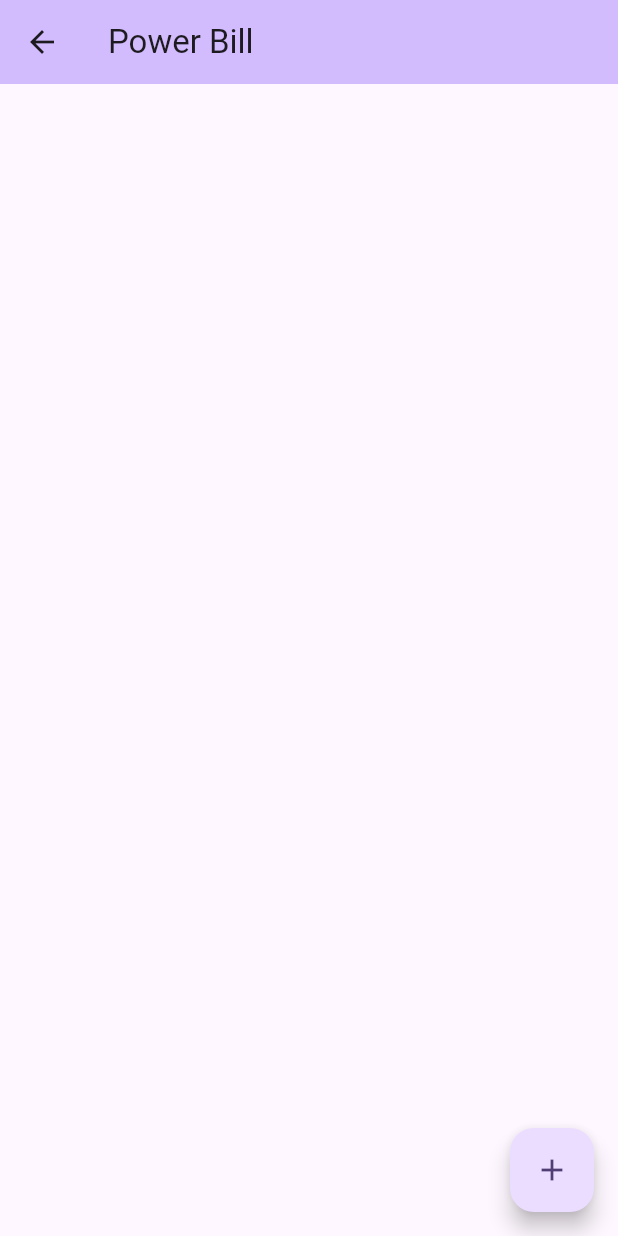
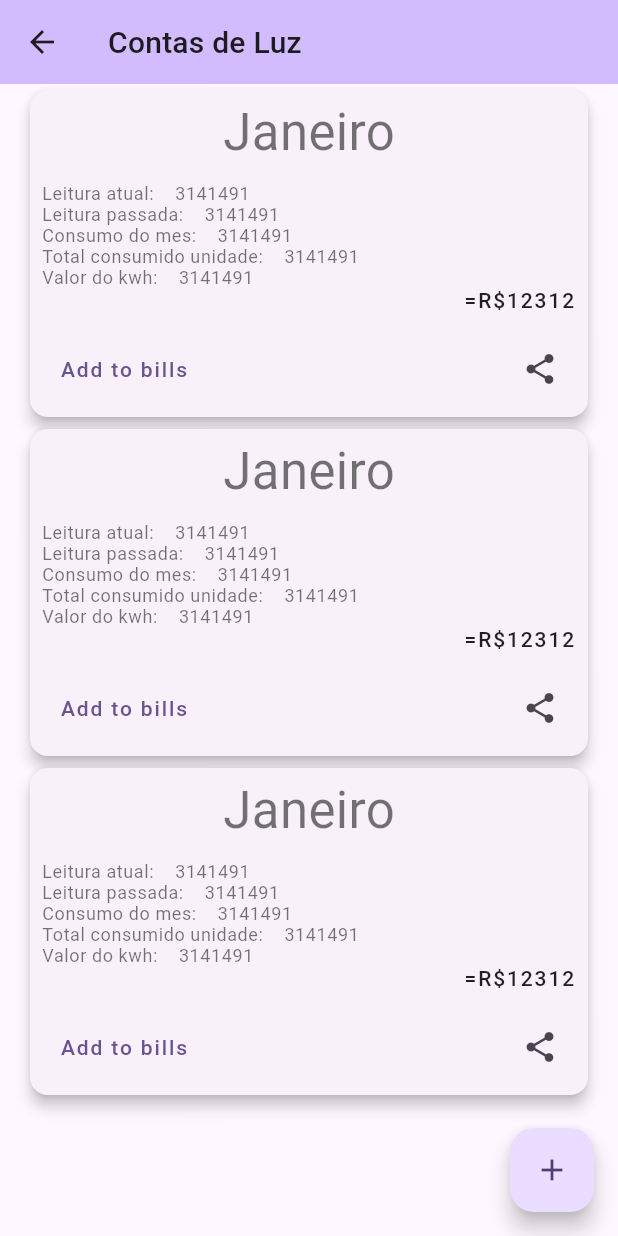
Before and after one commit to gabrielbmoro/pocketNote, a Flutter app: the PowerBillScreen screen opened by its route, on a phone screen of 412 x 824 dp. Run offline on Flutter 3.47's test engine with Material 3 defaults, Android fonts, the phone set to English and light mode, and no system bars; our stand-ins replace auto_route, equatable, get_it, injectable, mobx; generated files the repository leaves out were written again.

Commit message:
Power bill cards

```diff
--- a/src/pocket_note/lib/core/pocket_note_app.dart
+++ b/src/pocket_note/lib/core/pocket_note_app.dart
@@ -15,6 +15,7 @@ class PocketNoteApp extends StatelessWidget {
       theme: ThemeData(
         colorScheme: ColorScheme.fromSeed(seedColor: Colors.deepPurple),
         useMaterial3: true,
+        typography: Typography()
       ),
       routerConfig: _appRouter.config(),
     );
--- a/src/pocket_note/lib/ui/screens/powerbill/power_bill_screen.dart
+++ b/src/pocket_note/lib/ui/screens/powerbill/power_bill_screen.dart
@@ -2,6 +2,7 @@ import 'package:auto_route/auto_route.dart';
 import 'package:flutter/material.dart';
 import 'package:pocket_note/core/navigation/app_router.dart';
 import 'package:pocket_note/ui/widgets/custom_scaffold.dart';
+import 'package:pocket_note/ui/widgets/power_bill_card.dart';
 
 @RoutePage()
 class PowerBillScreen extends StatelessWidget {
@@ -12,9 +13,15 @@ class PowerBillScreen extends StatelessWidget {
     StackRouter router = AutoRouter.of(context);
     return CustomScaffold(
       hasBackArrow: true,
-      appBarTitle: "Power Bill",
-      body: const Column(
-        children: [],
+      appBarTitle: "Contas de Luz",
+      body: const Padding(
+        padding: EdgeInsets.symmetric(
+          horizontal: 16,
+        ),
+        child: SingleChildScrollView(
+            child: Column(
+          children: [PowerBillCard(), PowerBillCard(), PowerBillCard()],
+        )),
       ),
       onFloatingActionButtonEvent: (() =>
           {router.navigate(const AddPowerBillRoute())}),
--- /dev/null
+++ b/src/pocket_note/lib/ui/widgets/power_bill_card.dart
@@ -0,0 +1,55 @@
+import 'package:flutter/material.dart';
+import 'package:pocket_note/ui/widgets/row_label_value.dart';
+
+// ignore: must_be_immutable
+class PowerBillCard extends StatelessWidget {
+  const PowerBillCard({super.key});
+
+  @override
+  Widget build(BuildContext context) {
+    return Card(
+      elevation: 4,
+      child: Padding(
+        padding: const EdgeInsets.all(8),
+        child: Column(
+          children: [
+            Text(
+              "Janeiro",
+              style: Theme.of(context).textTheme.headlineMedium,
+            ),
+            const SizedBox(height: 14,),
+            const RowLabelValue(label: "Leitura atual:", value: "3141491"),
+            const RowLabelValue(label: "Leitura passada:", value: "3141491"),
+            const RowLabelValue(label: "Consumo do mes:", value: "3141491"),
+            const RowLabelValue(
+                label: "Total consumido unidade:", value: "3141491"),
+            const RowLabelValue(label: "Valor do kwh:", value: "3141491"),
+            SizedBox(
+              width: double.maxFinite,
+              child: Text(
+                "=R\$12312",
+                style: Theme.of(context).textTheme.labelLarge,
+                textAlign: TextAlign.end,
+              ),
+            ),
+            const SizedBox(height: 14,),
+            Row(
+              children: [
+                TextButton(
+                  onPressed: () => {},
+                  child: const Text("Add to bills"),
+                ),
+                const Spacer(),
+                IconButton(
+                  onPressed: () => {},
+                  icon: const Icon(Icons.share),
+                  alignment: Alignment.topRight,
+                ),
+              ],
+            )
+          ],
+        ),
+      ),
+    );
+  }
+}
--- /dev/null
+++ b/src/pocket_note/lib/ui/widgets/row_label_value.dart
@@ -0,0 +1,27 @@
+import 'package:flutter/material.dart';
+
+class RowLabelValue extends StatelessWidget {
+  final String label;
+  final String value;
+
+  const RowLabelValue({super.key, required this.label, required this.value});
+
+  @override
+  Widget build(BuildContext context) {
+    return Row(
+      children: [
+        Text(
+          label,
+          style: Theme.of(context).textTheme.bodySmall,
+        ),
+        const SizedBox(
+          width: 14,
+        ),
+        Text(
+          value,
+          style: Theme.of(context).textTheme.bodySmall  ,
+        )
+      ],
+    );
+  }
+}
```
Also changed, not shown: src/pocket_note/lib/ui/screens/addpowerbill/add_power_bill_screen.dart (+20 -6 lines), src/pocket_note/lib/ui/screens/addpowerbill/store/add_power_bill_store.dart (+6 -4 lines).
